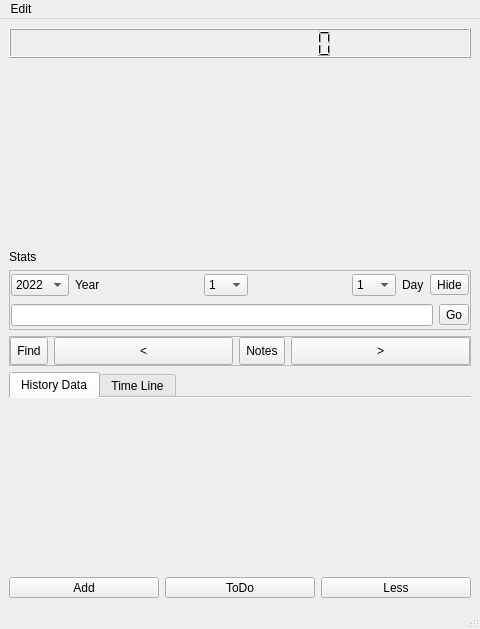
ic005k/Knot-Legacy, file mainwindow.ui: the form before one commit.
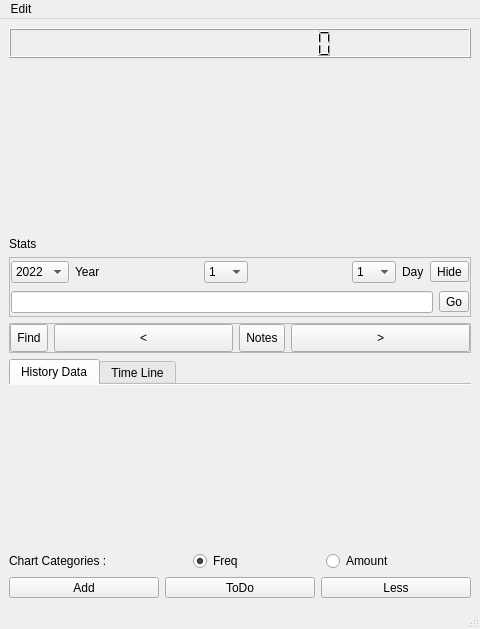
The form after the commit. Icons and pictures are not drawn.

The edit to the form file:
```diff
--- a/mainwindow.ui
+++ b/mainwindow.ui
@@ -643,6 +643,73 @@
      </widget>
     </item>
     <item row="5" column="0">
+     <layout class="QHBoxLayout" name="horizontalLayout_5">
+      <item>
+       <widget class="QLabel" name="label_2">
+        <property name="text">
+         <string>Chart Categories : </string>
+        </property>
+       </widget>
+      </item>
+      <item>
+       <spacer name="horizontalSpacer_3">
+        <property name="orientation">
+         <enum>Qt::Horizontal</enum>
+        </property>
+        <property name="sizeHint" stdset="0">
+         <size>
+          <width>40</width>
+          <height>20</height>
+         </size>
+        </property>
+       </spacer>
+      </item>
+      <item>
+       <widget class="QRadioButton" name="rbFreq">
+        <property name="text">
+         <string>Freq</string>
+        </property>
+        <property name="checked">
+         <bool>true</bool>
+        </property>
+       </widget>
+      </item>
+      <item>
+       <spacer name="horizontalSpacer_5">
+        <property name="orientation">
+         <enum>Qt::Horizontal</enum>
+        </property>
+        <property name="sizeHint" stdset="0">
+         <size>
+          <width>40</width>
+          <height>20</height>
+         </size>
+        </property>
+       </spacer>
+      </item>
+      <item>
+       <widget class="QRadioButton" name="rbAmount">
+        <property name="text">
+         <string>Amount</string>
+        </property>
+       </widget>
+      </item>
+      <item>
+       <spacer name="horizontalSpacer_4">
+        <property name="orientation">
+         <enum>Qt::Horizontal</enum>
+        </property>
+        <property name="sizeHint" stdset="0">
+         <size>
+          <width>40</width>
+          <height>20</height>
+         </size>
+        </property>
+       </spacer>
+      </item>
+     </layout>
+    </item>
+    <item row="6" column="0">
      <layout class="QHBoxLayout" name="horizontalLayout">
       <item>
        <widget class="QToolButton" name="btnPlus">
```
